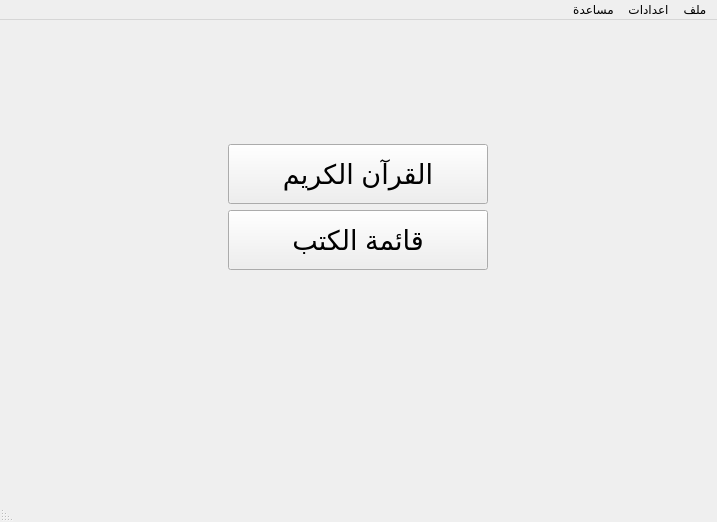
Before: the Qt Designer form src/mainwindow.ui in boussouira/moltaqa, drawn with Qt 5.
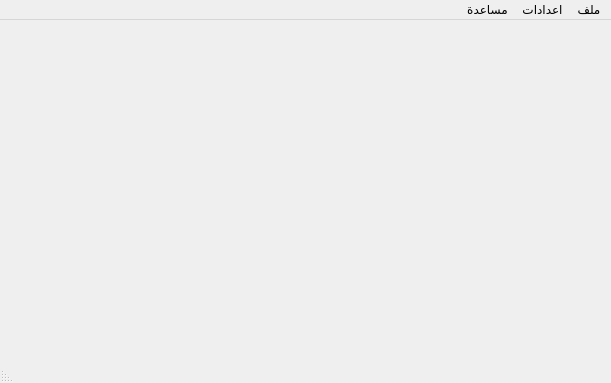
After: the same form once the commit is applied. Icons and pictures are not drawn.

What changed in the file:
```diff
--- a/src/mainwindow.ui
+++ b/src/mainwindow.ui
@@ -6,8 +6,8 @@
    <rect>
     <x>0</x>
     <y>0</y>
-    <width>717</width>
-    <height>522</height>
+    <width>611</width>
+    <height>383</height>
    </rect>
   </property>
   <property name="windowTitle">
@@ -20,161 +20,13 @@
   <property name="layoutDirection">
    <enum>Qt::RightToLeft</enum>
   </property>
-  <property name="styleSheet">
-   <string notr="true">/*
-QPushButton:hover {color: qlineargradient(spread:pad, x1:1, y1:1, x2:1, y2:0.006, stop:0 rgba(173, 53, 53, 228), stop:1 rgba(107, 97, 97, 255))}
-QPushButton {background-image: url(:/images/main.ico);
-background-repeat: no-repeat;
-background-position: right;
-background-attachment: fixed;
-background-color: qlineargradient(spread:pad, x1:1, y1:1, x2:1, y2:0, stop:0 rgba(255, 255, 255, 118), stop:1 rgba(229, 214, 214, 255));
-selection-color: qradialgradient(spread:pad, cx:0.5, cy:0.5, radius:0.5, fx:0.5, fy:0.5, stop:0 rgba(255, 235, 235, 206), stop:0.35 rgba(255, 188, 188, 80), stop:0.4 rgba(255, 162, 162, 80), stop:0.425 rgba(255, 132, 132, 156), stop:0.44 rgba(252, 128, 128, 80), stop:1 rgba(255, 255, 255, 0));
-border:1px solid qlineargradient(spread:pad, x1:1, y1:1, x2:1, y2:0.006, stop:0 rgba(173, 53, 53, 228), stop:1 rgba(107, 97, 97, 255));}
-*/</string>
-  </property>
   <property name="locale">
    <locale language="Arabic" country="Morocco"/>
   </property>
   <widget class="QWidget" name="centralWidget">
    <layout class="QVBoxLayout" name="verticalLayout">
     <item>
-     <spacer name="verticalSpacer">
-      <property name="orientation">
-       <enum>Qt::Vertical</enum>
-      </property>
-      <property name="sizeType">
-       <enum>QSizePolicy::Maximum</enum>
-      </property>
-      <property name="sizeHint" stdset="0">
-       <size>
-        <width>20</width>
-        <height>113</height>
-       </size>
-      </property>
-     </spacer>
-    </item>
-    <item>
-     <layout class="QHBoxLayout" name="horizontalLayout">
-      <item>
-       <spacer name="horizontalSpacer">
-        <property name="orientation">
-         <enum>Qt::Horizontal</enum>
-        </property>
-        <property name="sizeHint" stdset="0">
-         <size>
-          <width>40</width>
-          <height>20</height>
-         </size>
-        </property>
-       </spacer>
-      </item>
-      <item>
-       <widget class="QPushButton" name="pushOpenQuran">
-        <property name="minimumSize">
-         <size>
-          <width>260</width>
-          <height>60</height>
-         </size>
-        </property>
-        <property name="maximumSize">
-         <size>
-          <width>260</width>
-          <height>60</height>
-         </size>
-        </property>
-        <property name="font">
-         <font>
-          <family>Arial</family>
-          <pointsize>20</pointsize>
-         </font>
-        </property>
-        <property name="text">
-         <string>القرآن الكريم</string>
-        </property>
-       </widget>
-      </item>
-      <item>
-       <spacer name="horizontalSpacer_2">
-        <property name="orientation">
-         <enum>Qt::Horizontal</enum>
-        </property>
-        <property name="sizeHint" stdset="0">
-         <size>
-          <width>40</width>
-          <height>20</height>
-         </size>
-        </property>
-       </spacer>
-      </item>
-     </layout>
-    </item>
-    <item>
-     <layout class="QHBoxLayout" name="horizontalLayout_2">
-      <item>
-       <spacer name="horizontalSpacer_4">
-        <property name="orientation">
-         <enum>Qt::Horizontal</enum>
-        </property>
-        <property name="sizeHint" stdset="0">
-         <size>
-          <width>40</width>
-          <height>20</height>
-         </size>
-        </property>
-       </spacer>
-      </item>
-      <item>
-       <widget class="QPushButton" name="pushBooksList">
-        <property name="minimumSize">
-         <size>
-          <width>260</width>
-          <height>60</height>
-         </size>
-        </property>
-        <property name="maximumSize">
-         <size>
-          <width>260</width>
-          <height>60</height>
-         </size>
-        </property>
-        <property name="font">
-         <font>
-          <family>Arial</family>
-          <pointsize>20</pointsize>
-         </font>
-        </property>
-        <property name="text">
-         <string>قائمة الكتب</string>
-        </property>
-       </widget>
-      </item>
-      <item>
-       <spacer name="horizontalSpacer_3">
-        <property name="orientation">
-         <enum>Qt::Horizontal</enum>
-        </property>
-        <property name="sizeHint" stdset="0">
-         <size>
-          <width>40</width>
-          <height>20</height>
-         </size>
-        </property>
-       </spacer>
-      </item>
-     </layout>
-    </item>
-    <item>
-     <spacer name="verticalSpacer_2">
-      <property name="orientation">
-       <enum>Qt::Vertical</enum>
-      </property>
-      <property name="sizeHint" stdset="0">
-       <size>
-        <width>20</width>
-        <height>192</height>
-       </size>
-      </property>
-     </spacer>
+     <widget class="QStackedWidget" name="stackedWidget"/>
     </item>
    </layout>
   </widget>
@@ -183,8 +35,8 @@
     <rect>
      <x>0</x>
      <y>0</y>
-     <width>717</width>
-     <height>25</height>
+     <width>611</width>
+     <height>21</height>
     </rect>
    </property>
    <property name="locale">
```
